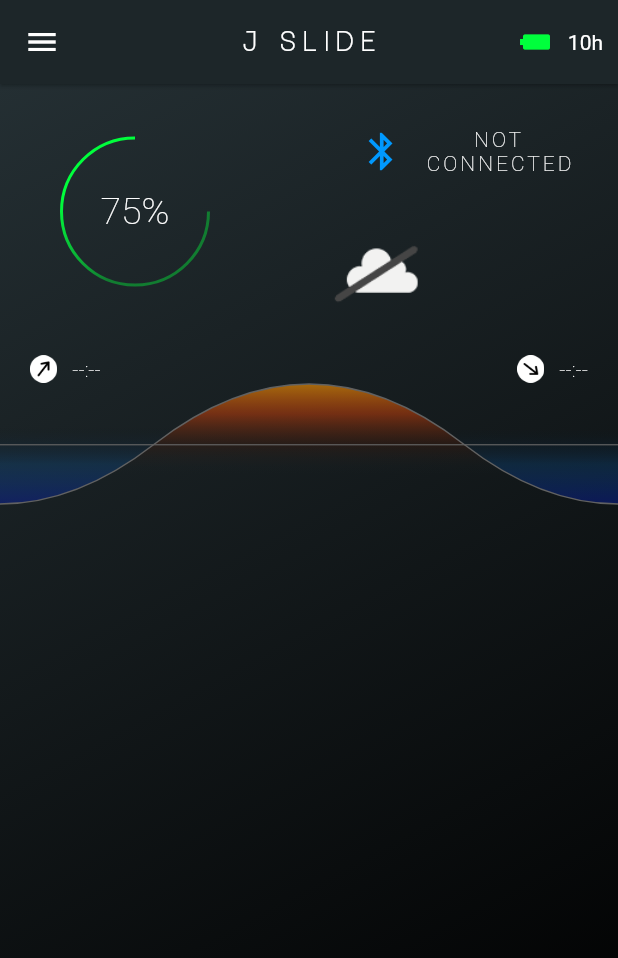
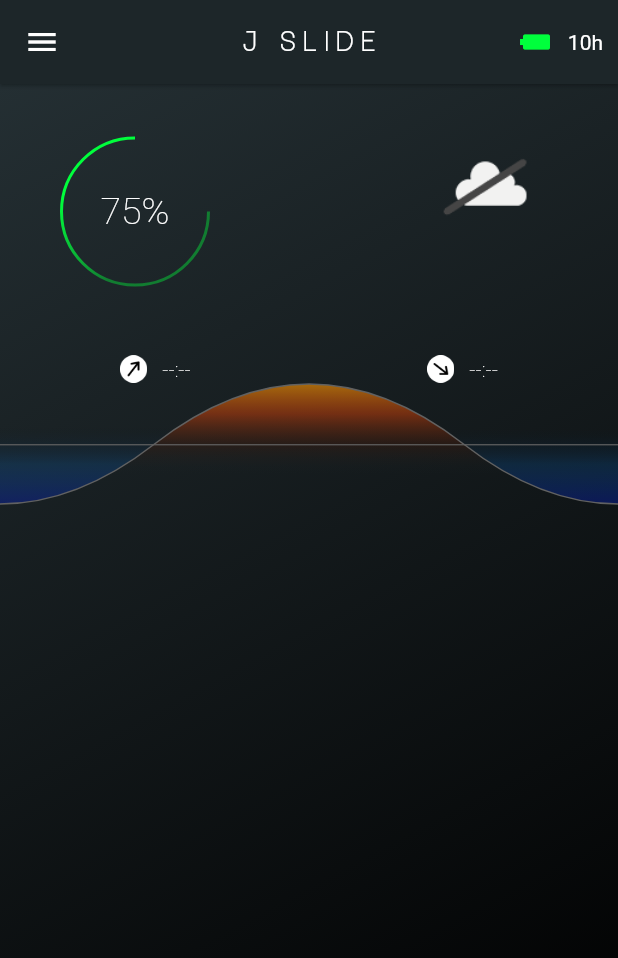
Before and after one commit to j0n45h/SliderApp, a Flutter app: the screen it shows after launch, in the side drawer, after a tap on "Dashboard", on a phone screen of 412 x 824 dp. Shown: the top 958 px of the screen. Run offline on Flutter 3.47's test engine with Material 2 defaults, Android fonts, the phone set to English and light mode, and no system bars; drawn by our look-alikes of percent_indicator; our stand-ins replace flutter_bluetooth_serial, flutter_cache_manager, location, weather; missing offline and left inert: sunrise_sunset_calc.

Commit message:
Fixed re animation of horizon

```diff
--- a/lib/dashboard/dashboard.dart
+++ b/lib/dashboard/dashboard.dart
@@ -9,7 +9,6 @@ import 'package:sliderappflutter/dashboard/weather_widget.dart';
 import 'package:sliderappflutter/utilities/colors.dart';
 
 import '../drawer.dart';
-import 'bluetooth_box.dart';
 import 'circular_battery_indicator.dart';
 
 class DashboardScreen extends StatelessWidget {
@@ -71,7 +70,7 @@ class DashboardScreen extends StatelessWidget {
                     child: Column(
                       crossAxisAlignment: CrossAxisAlignment.start,
                       children: <Widget>[
-                        BluetoothBox(),
+                        // BluetoothBox(),
                         Container(
                           margin: const EdgeInsets.fromLTRB(0, 0, 20, 0),
                           child: WeatherWidget(),
--- a/lib/dashboard/sun_position_wave.dart
+++ b/lib/dashboard/sun_position_wave.dart
@@ -18,7 +18,6 @@ class _SunPositionWaveState extends State<SunPositionWave>
   AnimationController controller;
   bool _hasSunPosition = false;
   double _height;
-  Size size;
 
   @override
   void initState() {
@@ -43,12 +42,13 @@ class _SunPositionWaveState extends State<SunPositionWave>
     super.dispose();
   }
 
-  void currentSunPosition(
+  double currentSunPosition(
       ProvideLocationState locationStateProvider, Size size) {
-    // final locationStateProvider = context.watch<ProvideLocationState>();
-    if (!locationStateProvider.available()) return;
-    if (_hasSunPosition) return;
-    Timer.run(() {
+    if (!locationStateProvider.available()){
+      return size.height / 2;
+    }
+    if (_hasSunPosition) return _height;
+
     DateTime halfTime = locationStateProvider.sunSetTime.subtract(
         locationStateProvider.sunRiseTime
             .difference(locationStateProvider.sunSetTime));
@@ -64,7 +64,9 @@ class _SunPositionWaveState extends State<SunPositionWave>
         1.0);
     position %= 1;
 
+    Timer.run(() {
       controller.forward(from: position);
+    });
 
     double sunSetHeight = map(
         locationStateProvider.sunSetTime.millisecondsSinceEpoch.toDouble(),
@@ -74,25 +76,17 @@ class _SunPositionWaveState extends State<SunPositionWave>
         1.0);
     sunSetHeight %= 1;
 
-      _height = SunPath.calculate(sunSetHeight, size).dy;
-
     _hasSunPosition = true;
-    });
+    return SunPath.calculate(sunSetHeight, size).dy;
   }
 
-  void onBuild(BuildContext context) {
-    if (size != null) return;
-    size = Size(MediaQuery.of(context).size.width, 80);
-    _height = size.height / 2;
-  }
 
   @override
   Widget build(BuildContext context) {
-    onBuild(context);
-    // print('height: ${SunPath.calculate(animation.value, size).dy}');
+    final size = Size(MediaQuery.of(context).size.width, 80);
     return Consumer<ProvideLocationState>(
       builder: (context, locationStateProvider, _) {
-        currentSunPosition(locationStateProvider, size);
+        _height = currentSunPosition(locationStateProvider, size);
         return Container(
           alignment: Alignment.center,
           height: size.height + 20,
@@ -146,7 +140,7 @@ class _SunPositionWaveState extends State<SunPositionWave>
                 ),
               ),
               AnimatedPositioned(
-                duration: Duration(milliseconds: 1000),
+                duration: Duration(milliseconds: 500),
                 curve: Curves.easeInOut,
                 top: _height,
                 width: size.width,
--- a/lib/dashboard/sunrisesunset_icons.dart
+++ b/lib/dashboard/sunrisesunset_icons.dart
@@ -25,7 +25,7 @@ class SunriseSunsetIcons extends StatelessWidget {
         child: Stack(
           children: <Widget>[
             AnimatedPositioned(
-              duration: const Duration(seconds: 2),
+              duration: const Duration(milliseconds: 500),
               curve: Curves.easeInOut,
               left: _space,
               height: 20,
@@ -33,7 +33,7 @@ class SunriseSunsetIcons extends StatelessWidget {
               child: SunRiseIcon(locationState),
             ),
             AnimatedPositioned(
-              duration: const Duration(seconds: 2),
+              duration: const Duration(milliseconds: 500),
               curve: Curves.easeInOut,
               right: _space,
               height: 20,
@@ -46,9 +46,9 @@ class SunriseSunsetIcons extends StatelessWidget {
     });
   }
 
+
   double iconSpacing(ProvideLocationState locationStateProvider, Size size) {
-    // if (!locationStateProvider.available()) return 0;
-    if (locationStateProvider.sunSetTime == null) return 20;
+    if (locationStateProvider.sunSetTime == null) return 80;
 
     // TODO use [SunPath.calculate(sunSetHeight, size).dx]
     Duration halfDuration = locationStateProvider.sunSetTime
@@ -63,11 +63,10 @@ class SunriseSunsetIcons extends StatelessWidget {
 
   void onBuild(BuildContext context) async {
     if (_didBuild) return;
-    print('_didBuild called!!!!!!!!!!!!!!!!!!!!!!!!!!!!!!!!!!!!!!!!!!!!!!!!!!!!----------------!!!!!!!!!!!!!!');
+
     final locationStateProvider = Provider.of<ProvideLocationState>(context, listen: false);
     await locationStateProvider.updateMyGeoLocation(context);
 
-    print('got Location');
     _didBuild = true;
   }
 }
--- a/lib/main.dart
+++ b/lib/main.dart
@@ -29,9 +29,9 @@ class MainPage extends StatelessWidget {
       ],
       child: MaterialApp(
         title: 'Slider',
-        /*theme: ThemeData(
-          primarySwatch: Colors.amber,
-        ),*/
+        theme: ThemeData(
+          primarySwatch: Colors.deepOrange,
+        ),
         // home: DashboardScreen(),
         initialRoute: DashboardScreen.routeName,
         routes: {
```
Lines whose indentation alone changed are shown as unchanged.
